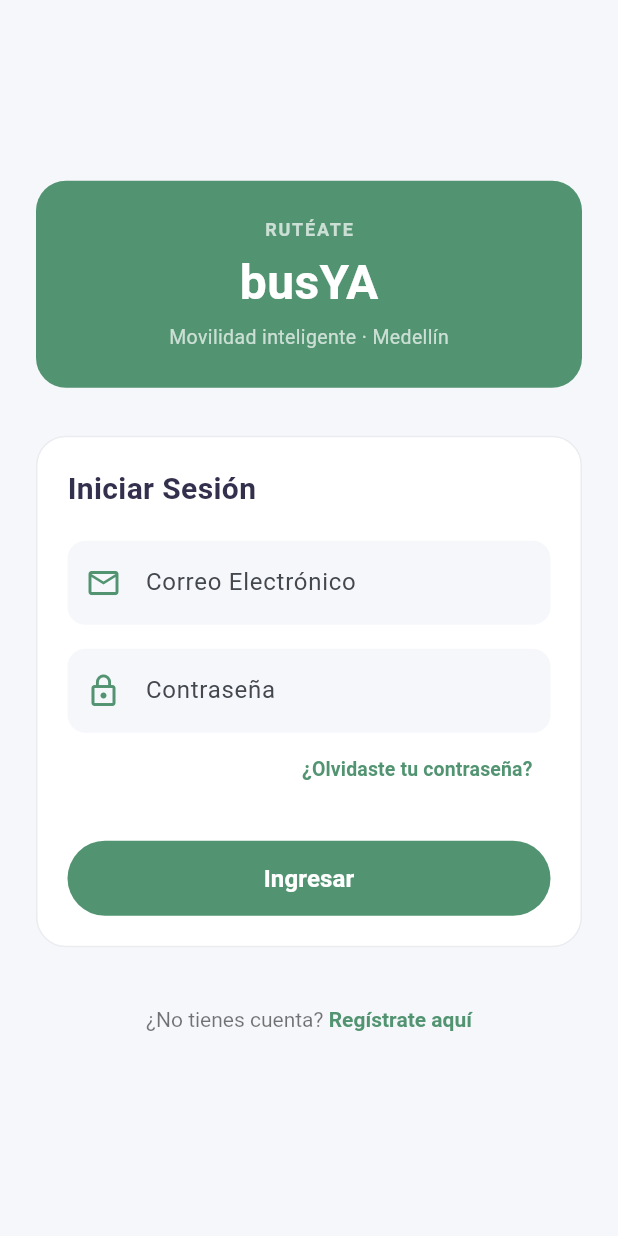
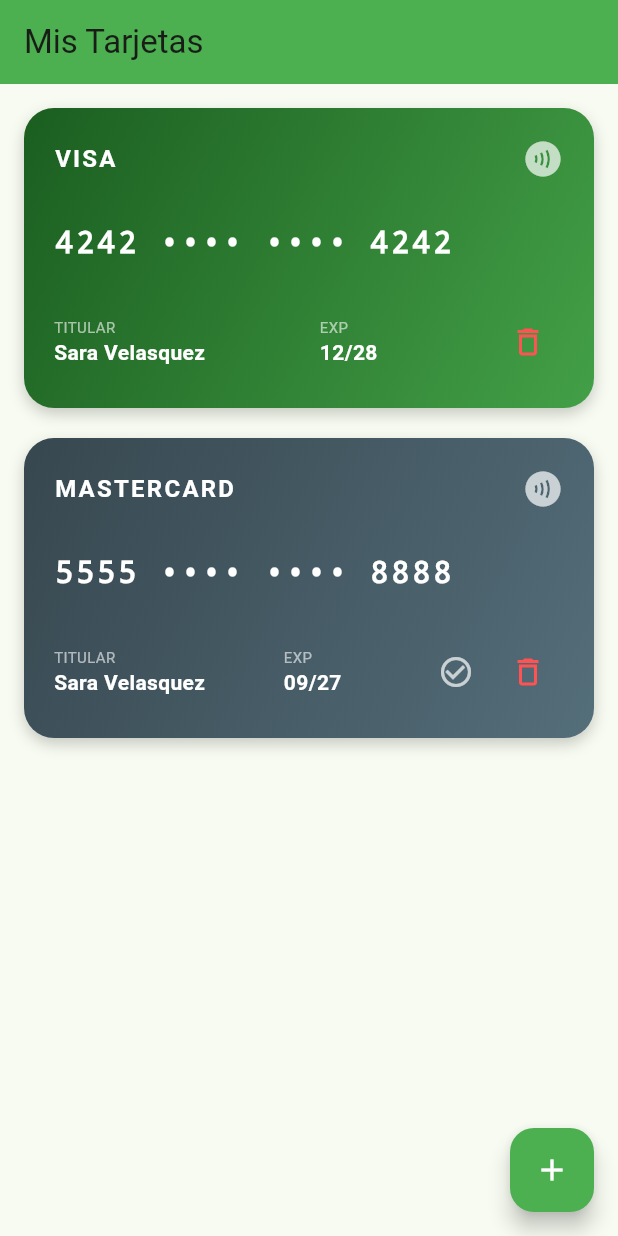
Before and after one commit to SkynetProyect/BusYa---Flutter, a Flutter app: the screen it shows after launch, on a phone screen of 412 x 824 dp. Run offline on Flutter 3.47's test engine with Material 3 defaults, Android fonts, the phone set to English and light mode, and no system bars; our stand-ins replace flutter_dotenv, flutter_map, geolocator, latlong2, supabase_flutter; missing offline and left inert: nfc_manager; accounts and stored records are empty.

Commit message:
Implementacion de mis tarjetas con estilo Wallet y NFC

```diff
--- a/lib/main.dart
+++ b/lib/main.dart
@@ -4,6 +4,10 @@
 import 'core/supabase_client.dart';
 import 'core/auth_listener.dart';
 import 'page/auth/login_page.dart';
+import 'page/pagos/tarjetas/mis_tarjetas_screen.dart';
+
+
+
 
 Future<void> main() async {
   // para operaciones asincrónicas antes de ejecutar la aplicación
@@ -23,11 +27,12 @@
     return MaterialApp(
       navigatorKey: navigatorKey,
       title: "Busya",
-      home: session != null ? const Application() : const LoginPage(),
+      // home: session != null ? const Application() : const LoginPage(),
+      home: const MisTarjetasScreen(),
       theme: ThemeData(
         brightness: Brightness.light,
         colorScheme: ColorScheme.fromSeed(
-          seedColor: Colors.blue,
+          seedColor: Colors.green,
           brightness: Brightness.light,
         ),
       ),
--- /dev/null
+++ b/lib/page/pagos/tarjetas/mis_tarjetas_screen.dart
@@ -0,0 +1,467 @@
+import 'package:flutter/material.dart';
+import 'package:flutter/services.dart';
+
+class MisTarjetasScreen extends StatefulWidget {
+  const MisTarjetasScreen({super.key});
+
+  @override
+  State<MisTarjetasScreen> createState() => _MisTarjetasScreenState();
+}
+
+// Formateador para separar los números de tarjeta de 4 en 4
+class CardNumberFormatter extends TextInputFormatter {
+  @override
+  TextEditingValue formatEditUpdate(
+      TextEditingValue oldValue, TextEditingValue newValue) {
+    var text = newValue.text.replaceAll(' ', '');
+    if (text.length > 16) {
+      text = text.substring(0, 16);
+    }
+    var buffer = StringBuffer();
+    for (int i = 0; i < text.length; i++) {
+      buffer.write(text[i]);
+      if ((i + 1) % 4 == 0 && i + 1 != text.length) {
+        buffer.write(' ');
+      }
+    }
+    return TextEditingValue(
+      text: buffer.toString(),
+      selection: TextSelection.collapsed(offset: buffer.length),
+    );
+  }
+}
+
+class _MisTarjetasScreenState extends State<MisTarjetasScreen> {
+  // Lista de tarjetas con diseño Wallet profesional
+  final List<Map<String, dynamic>> _tarjetas = [
+    {
+      'numero': '4242 •••• •••• 4242',
+      'tipo': 'Visa',
+      'titular': 'Sara Velasquez',
+      'expiracion': '12/28',
+      'cvv': '123',
+      'esCredito': true,
+      'predeterminada': true,
+    },
+    {
+      'numero': '5555 •••• •••• 8888',
+      'tipo': 'Mastercard',
+      'titular': 'Sara Velasquez',
+      'expiracion': '09/27',
+      'cvv': '456',
+      'esCredito': false,
+      'predeterminada': false,
+    },
+  ];
+
+  // Controladores del formulario
+  final _numeroController = TextEditingController();
+  final _titularController = TextEditingController();
+  final _expiracionController = TextEditingController();
+  final _cvvController = TextEditingController();
+  String _tipoDetectado = 'Desconocida';
+  bool _esCredito = true;
+
+  @override
+  void initState() {
+    super.initState();
+    _numeroController.addListener(_detectarTipoTarjeta);
+  }
+
+  @override
+  void dispose() {
+    _numeroController.dispose();
+    _titularController.dispose();
+    _expiracionController.dispose();
+    _cvvController.dispose();
+    super.dispose();
+  }
+
+  void _detectarTipoTarjeta() {
+    String texto = _numeroController.text.replaceAll(' ', '');
+    setState(() {
+      if (texto.startsWith('4')) {
+        _tipoDetectado = 'Visa';
+      } else if (texto.startsWith(RegExp(r'^5[1-5]')) || texto.startsWith(RegExp(r'^2[2-7]'))) {
+        _tipoDetectado = 'Mastercard';
+      } else {
+        _tipoDetectado = 'Tarjeta';
+      }
+    });
+  }
+
+  void _eliminarTarjeta(int index) {
+    setState(() {
+      bool eraPredeterminada = _tarjetas[index]['predeterminada'];
+      _tarjetas.removeAt(index);
+      if (eraPredeterminada && _tarjetas.isNotEmpty) {
+        _tarjetas[0]['predeterminada'] = true;
+      }
+    });
+  }
+
+  void _seleccionarPredeterminada(int index) {
+    setState(() {
+      for (int i = 0; i < _tarjetas.length; i++) {
+        _tarjetas[i]['predeterminada'] = (i == index);
+      }
+    });
+  }
+
+  // Modal estilo Apple Wallet para elegir método (NFC o Manual)
+  void _mostrarOpcionesAgregado() {
+    showModalBottomSheet(
+      context: context,
+      shape: const RoundedRectangleBorder(
+        borderRadius: BorderRadius.vertical(top: Radius.circular(20)),
+      ),
+      builder: (context) {
+        return Padding(
+          padding: const EdgeInsets.all(24.0),
+          child: Column(
+            mainAxisSize: MainAxisSize.min,
+            children: [
+              Container(
+                width: 40,
+                height: 4,
+                decoration: BoxDecoration(
+                  color: Colors.grey[300],
+                  borderRadius: BorderRadius.circular(2),
+                ),
+              ),
+              const SizedBox(height: 16),
+              const Text(
+                'Añadir Tarjeta a BusYa',
+                style: TextStyle(fontSize: 18, fontWeight: FontWeight.bold),
+              ),
+              const SizedBox(height: 20),
+              ListTile(
+                leading: const CircleAvatar(
+                  backgroundColor: Colors.green,
+                  child: Icon(Icons.nfc, color: Colors.white),
+                ),
+                title: const Text('Escanear con NFC'),
+                subtitle: const Text('Acerca la tarjeta al reverso del dispositivo'),
+                onTap: () {
+                  Navigator.pop(context);
+                  _simularLecturaNFC();
+                },
+              ),
+              const Divider(),
+              ListTile(
+                leading: const CircleAvatar(
+                  backgroundColor: Colors.blueGrey,
+                  child: Icon(Icons.edit, color: Colors.white),
+                ),
+                title: const Text('Agregar manualmente'),
+                subtitle: const Text('Ingresa los datos de tu tarjeta'),
+                onTap: () {
+                  Navigator.pop(context);
+                  _mostrarFormularioManual();
+                },
+              ),
+            ],
+          ),
+        );
+      },
+    );
+  }
+
+  // Simulación de lectura NFC estilo Apple Wallet
+  void _simularLecturaNFC() {
+    showDialog(
+      context: context,
+      barrierDismissible: false,
+      builder: (context) {
+        return AlertDialog(
+          shape: RoundedRectangleBorder(borderRadius: BorderRadius.circular(16)),
+          content: Column(
+            mainAxisSize: MainAxisSize.min,
+            children: const [
+              SizedBox(height: 10),
+              CircularProgressIndicator(color: Colors.green),
+              SizedBox(height: 24),
+              Text(
+                'Acerque su teléfono al reverso de la tarjeta',
+                textAlign: TextAlign.center,
+                style: TextStyle(fontWeight: FontWeight.bold, fontSize: 16),
+              ),
+              SizedBox(height: 12),
+              Text(
+                'No quite la tarjeta sino hasta que la lea completamente.',
+                textAlign: TextAlign.center,
+                style: TextStyle(color: Colors.grey, fontSize: 13),
+              ),
+            ],
+          ),
+        );
+      },
+    );
+
+    // Simulamos que lee la tarjeta a los 3 segundos y abre el formulario autocompletado
+    Future.delayed(const Duration(seconds: 3), () {
+      Navigator.pop(context); // Cierra el diálogo NFC
+      _numeroController.text = '4242 5810 9920 3311';
+      _titularController.text = 'Sara Velasquez';
+      _expiracionController.text = '11/30';
+      _cvvController.text = '888';
+      _mostrarFormularioManual(esAutocompletadoNFC: true);
+    });
+  }
+
+  void _mostrarFormularioManual({bool esAutocompletadoNFC = false}) {
+    showDialog(
+      context: context,
+      builder: (context) {
+        return StatefulBuilder(
+          builder: (context, setStateDialog) {
+            return AlertDialog(
+              shape: RoundedRectangleBorder(borderRadius: BorderRadius.circular(20)),
+              title: Text(esAutocompletadoNFC ? '¡Tarjeta leída con NFC!' : 'Registrar Nueva Tarjeta'),
+              content: SingleChildScrollView(
+                child: Column(
+                  mainAxisSize: MainAxisSize.min,
+                  children: [
+                    TextField(
+                      controller: _numeroController,
+                      keyboardType: TextInputType.number,
+                      inputFormatters: [FilteringTextInputFormatter.digitsOnly, CardNumberFormatter()],
+                      decoration: InputDecoration(
+                        labelText: 'Número de Tarjeta',
+                        suffixIcon: Padding(
+                          padding: const EdgeInsets.all(12.0),
+                          child: Text(
+                            _tipoDetectado,
+                            style: TextStyle(
+                              fontWeight: FontWeight.bold,
+                              color: _tipoDetectado == 'Visa' ? Colors.blue : (_tipoDetectado == 'Mastercard' ? Colors.orange : Colors.grey),
+                            ),
+                          ),
+                        ),
+                      ),
+                    ),
+                    const SizedBox(height: 12),
+                    TextField(
+                      controller: _titularController,
+                      decoration: const InputDecoration(labelText: 'Nombre del Titular'),
+                    ),
+                    const SizedBox(height: 12),
+                    Row(
+                      children: [
+                        Expanded(
+                          child: TextField(
+                            controller: _expiracionController,
+                            keyboardType: TextInputType.datetime,
+                            decoration: const InputDecoration(labelText: 'MM/AA', hintText: '12/28'),
+                          ),
+                        ),
+                        const SizedBox(width: 12),
+                        Expanded(
+                          child: TextField(
+                            controller: _cvvController,
+                            keyboardType: TextInputType.number,
+                            maxLength: 4,
+                            decoration: const InputDecoration(labelText: 'CVV', counterText: ''),
+                          ),
+                        ),
+                      ],
+                    ),
+                    const SizedBox(height: 16),
+                    Row(
+                      mainAxisAlignment: MainAxisAlignment.spaceBetween,
+                      children: [
+                        const Text('Tipo de Tarjeta:', style: TextStyle(color: Colors.grey)),
+                        DropdownButton<bool>(
+                          value: _esCredito,
+                          items: const [
+                            DropdownMenuItem(value: true, child: Text('Crédito')),
+                            DropdownMenuItem(value: false, child: Text('Débito')),
+                          ],
+                          onChanged: (value) {
+                            setStateDialog(() {
+                              _esCredito = value!;
+                            });
+                          },
+                        ),
+                      ],
+                    ),
+                  ],
+                ),
+              ),
+              actions: [
+                TextButton(
+                  onPressed: () {
+                    _limpiarCampos();
+                    Navigator.pop(context);
+                  },
+                  child: const Text('Cancelar', style: TextStyle(color: Colors.red)),
+                ),
+                ElevatedButton(
+                  style: ElevatedButton.styleFrom(backgroundColor: Colors.green),
+                  onPressed: () {
+                    if (_numeroController.text.isNotEmpty &&
+                        _titularController.text.isNotEmpty &&
+                        _expiracionController.text.isNotEmpty &&
+                        _cvvController.text.isNotEmpty) {
+                      setState(() {
+                        bool esPrimera = _tarjetas.isEmpty;
+                        _tarjetas.add({
+                          'numero': _numeroController.text,
+                          'tipo': _tipoDetectado,
+                          'titular': _titularController.text,
+                          'expiracion': _expiracionController.text,
+                          'cvv': _cvvController.text,
+                          'esCredito': _esCredito,
+                          'predeterminada': esPrimera,
+                        });
+                      });
+                      _limpiarCampos();
+                      Navigator.pop(context);
+                    }
+                  },
+                  child: const Text('Guardar', style: TextStyle(color: Colors.white)),
+                ),
+              ],
+            );
+          },
+        );
+      },
+    );
+  }
+
+  void _limpiarCampos() {
+    _numeroController.clear();
+    _titularController.clear();
+    _expiracionController.clear();
+    _cvvController.clear();
+    setState(() {
+      _tipoDetectado = 'Desconocida';
+    });
+  }
+
+  @override
+  Widget build(BuildContext context) {
+    return Scaffold(
+      appBar: AppBar(
+        title: const Text('Mis Tarjetas'),
+        backgroundColor: Colors.green,
+      ),
+      body: _tarjetas.isEmpty
+          ? const Center(
+              child: Text('No tienes tarjetas registradas', style: TextStyle(fontSize: 16)),
+            )
+          : ListView.builder(
+              padding: const EdgeInsets.all(16.0),
+              itemCount: _tarjetas.length,
+              itemBuilder: (context, index) {
+                final tarjeta = _tarjetas[index];
+                bool esPredeterminada = tarjeta['predeterminada'];
+
+                return Container(
+                  height: 200,
+                  margin: const EdgeInsets.only(bottom: 20),
+                  decoration: BoxDecoration(
+                    borderRadius: BorderRadius.circular(20),
+                    gradient: LinearGradient(
+                      colors: esPredeterminada
+                          ? [const Color(0xFF1B5E20), const Color(0xFF43A047)]
+                          : [const Color(0xFF37474F), const Color(0xFF546E7A)],
+                      begin: Alignment.topLeft,
+                      end: Alignment.bottomRight,
+                    ),
+                    boxShadow: [
+                      BoxShadow(
+                        color: Colors.black.withOpacity(0.2),
+                        blurRadius: 8,
+                        offset: const Offset(0, 4),
+                      ),
+                    ]
+                  ),
+                  child: Padding(
+                    padding: const EdgeInsets.all(20.0),
+                    child: Column(
+                      crossAxisAlignment: CrossAxisAlignment.start,
+                      mainAxisAlignment: MainAxisAlignment.spaceBetween,
+                      children: [
+                        // Fila superior: Tipo, Contactless y Predeterminada
+                        Row(
+                          mainAxisAlignment: MainAxisAlignment.spaceBetween,
+                          children: [
+                            Text(
+                              tarjeta['tipo'].toString().toUpperCase(),
+                              style: const TextStyle(
+                                color: Colors.white,
+                                fontWeight: FontWeight.bold,
+                                fontSize: 16,
+                                letterSpacing: 1.5,
+                              ),
+                            ),
+                            const Icon(Icons.contactless, color: Colors.white70, size: 28),
+                          ],
+                        ),
+                        // Número de la tarjeta
+                        Text(
+                          tarjeta['numero'],
+                          style: const TextStyle(
+                            color: Colors.white,
+                            fontSize: 20,
+                            letterSpacing: 2,
+                            fontFamily: 'monospace',
+                            fontWeight: FontWeight.w600,
+                          ),
+                        ),
+                        // Fila inferior: Titular, Expiración y Acciones
+                        Row(
+                          mainAxisAlignment: MainAxisAlignment.spaceBetween,
+                          children: [
+                            Column(
+                              crossAxisAlignment: CrossAxisAlignment.start,
+                              children: [
+                                const Text('TITULAR', style: TextStyle(color: Colors.white60, fontSize: 10)),
+                                Text(
+                                  tarjeta['titular'],
+                                  style: const TextStyle(color: Colors.white, fontWeight: FontWeight.bold, fontSize: 14),
+                                ),
+                              ],
+                            ),
+                            Column(
+                              crossAxisAlignment: CrossAxisAlignment.start,
+                              children: [
+                                const Text('EXP', style: TextStyle(color: Colors.white60, fontSize: 10)),
+                                Text(
+                                  tarjeta['expiracion'],
+                                  style: const TextStyle(color: Colors.white, fontWeight: FontWeight.bold, fontSize: 14),
+                                ),
+                              ],
+                            ),
+                            Row(
+                              children: [
+                                if (!esPredeterminada)
+                                  IconButton(
+                                    icon: const Icon(Icons.check_circle_outline, color: Colors.white70),
+                                    tooltip: 'Hacer predeterminada',
+                                    onPressed: () => _seleccionarPredeterminada(index),
+                                  ),
+                                IconButton(
+                                  icon: const Icon(Icons.delete_outline, color: Colors.redAccent),
+                                  tooltip: 'Eliminar tarjeta',
+                                  onPressed: () => _eliminarTarjeta(index),
+                                ),
+                              ],
+                            ),
+                          ],
+                        ),
+                      ],
+                    ),
+                  ),
+                );
+              },
+            ),
+      floatingActionButton: FloatingActionButton(
+        onPressed: _mostrarOpcionesAgregado,
+        backgroundColor: Colors.green,
+        child: const Icon(Icons.add, color: Colors.white),
+      ),
+    );
+  }
+}
```
